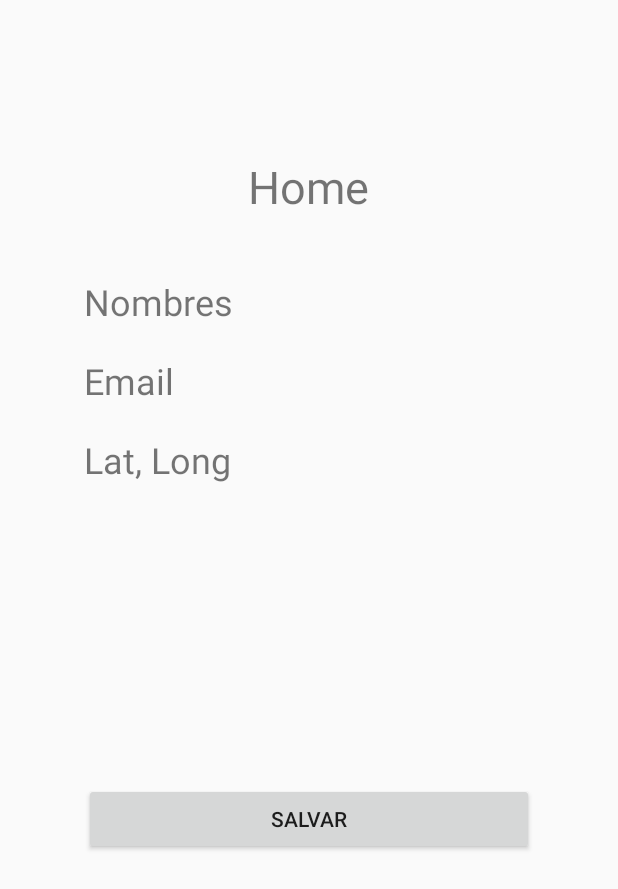
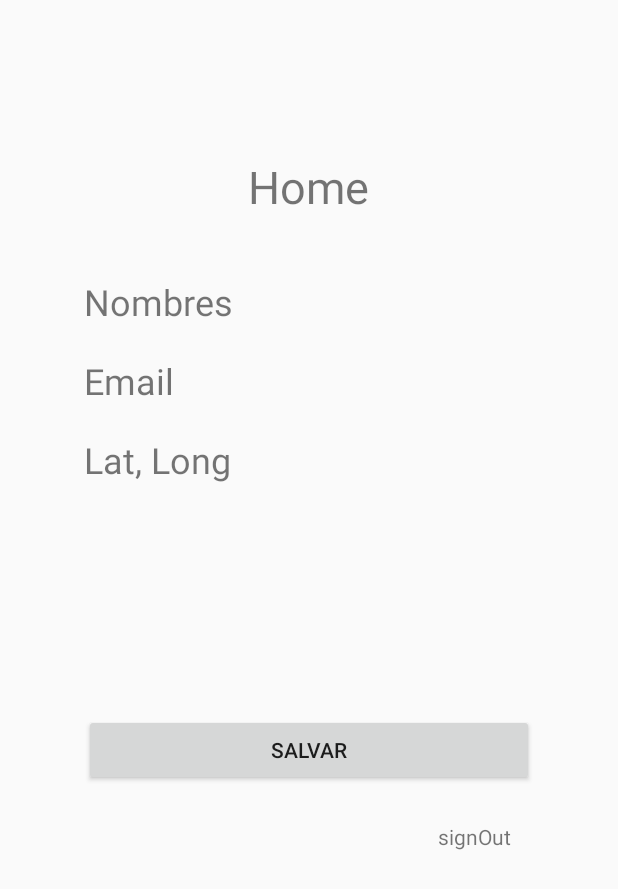
Before and after one commit to FredyGonzalez7/android_segurity_essentials, an Android app: the layout activity_home.xml on its own in the app's theme, with its tools: preview values and no code run, on a phone screen of 412 x 824 dp. Shown: the top 889 px of the screen. Run offline under Robolectric (Android 15) with nearby library versions, the phone set to English and light mode, and no system bars.

```diff
--- a/app/src/main/res/layout/activity_home.xml
+++ b/app/src/main/res/layout/activity_home.xml
@@ -65,10 +65,21 @@
         android:layout_marginStart="55dp"
         android:layout_marginTop="153dp"
         android:layout_marginEnd="56dp"
-        android:layout_marginBottom="208dp"
         android:text="Salvar"
-        app:layout_constraintBottom_toBottomOf="parent"
         app:layout_constraintEnd_toEndOf="parent"
         app:layout_constraintStart_toStartOf="parent"
         app:layout_constraintTop_toBottomOf="@+id/textViewLatLong" />
+
+    <TextView
+        android:id="@+id/textViewSignOut"
+        android:layout_width="wrap_content"
+        android:layout_height="wrap_content"
+        android:layout_marginStart="291dp"
+        android:layout_marginTop="24dp"
+        android:layout_marginEnd="71dp"
+        android:clickable="true"
+        android:text="signOut"
+        app:layout_constraintEnd_toEndOf="parent"
+        app:layout_constraintStart_toStartOf="parent"
+        app:layout_constraintTop_toBottomOf="@+id/buttonSalvar" />
 </androidx.constraintlayout.widget.ConstraintLayout>
```
Also changed, not shown: app/src/main/java/com/example/segurity_essentials_class/HomeActivity.java (+64 -0 lines), app/src/main/java/com/example/segurity_essentials_class/MainActivity.java (+6 -11 lines).
